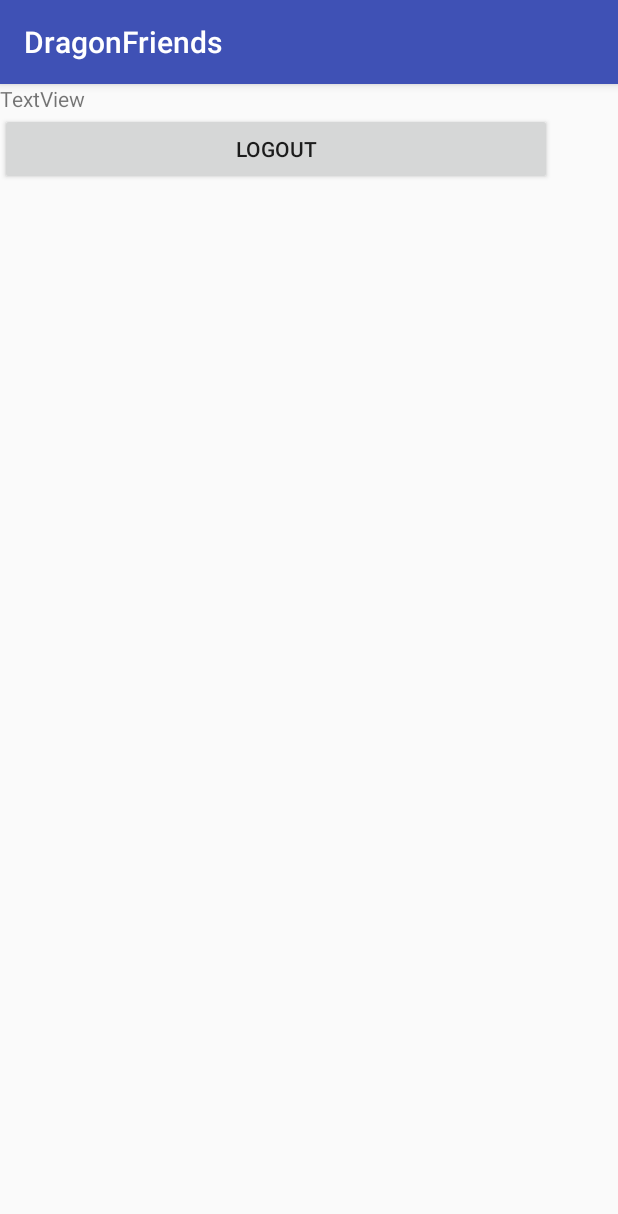
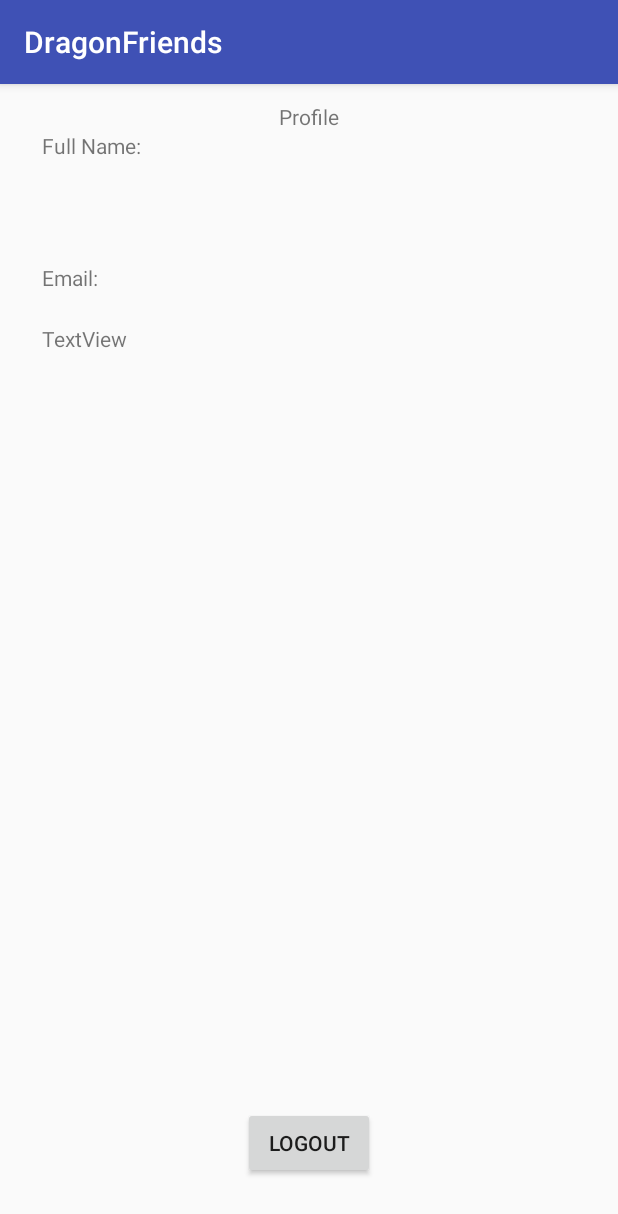
Before and after one commit to sahithip99/DragonFriends, an Android app: the ProfileActivity screen opened directly, with no data from a screen before it, on a phone screen of 412 x 824 dp. Shown: the top 1214 px of the screen. Run offline under Robolectric (Android 15) with nearby library versions, the phone set to English and light mode, and no system bars; our stand-ins replace Firebase (no records; nobody signed in at launch, a user with empty details on screens opened directly).

Commit message:
edited profile UI

```diff
--- a/team47-dragonfriends/app/src/main/java/com/drexel/team47/dragonfriends/SearchActivity.java
+++ b/team47-dragonfriends/app/src/main/java/com/drexel/team47/dragonfriends/SearchActivity.java
@@ -73,8 +73,8 @@ public class SearchActivity extends AppCompatActivity {
             public void onClick(View v){
                 System.out.println("Added class " + res);
                 //replace with the backend function to add the class to the user's info in database
-                //final String uid = firebaseAuth.getCurrentUser().getUid();
-                final DatabaseReference userRef = database.getReference("users").child("6akoFYTXFdTOTgeWzdAIufPYIQU2").child("classes");
+                final String uid = firebaseAuth.getCurrentUser().getUid();
+                final DatabaseReference userRef = database.getReference("users").child(uid).child("classes");
 
                 userRef.addListenerForSingleValueEvent(new ValueEventListener() {
                     @Override
--- a/team47-dragonfriends/app/src/main/res/layout/activity_profile.xml
+++ b/team47-dragonfriends/app/src/main/res/layout/activity_profile.xml
@@ -1,30 +1,50 @@
 <?xml version="1.0" encoding="utf-8"?>
-<android.support.constraint.ConstraintLayout xmlns:android="http://schemas.android.com/apk/res/android"
-    xmlns:app="http://schemas.android.com/apk/res-auto"
-    xmlns:tools="http://schemas.android.com/tools"
-    android:layout_width="match_parent"
-    android:layout_height="match_parent"
-    app:layout_behavior="@string/appbar_scrolling_view_behavior"
-    tools:context="com.drexel.team47.dragonfriends.ProfileActivity"
-    tools:showIn="@layout/activity_profile">
+<RelativeLayout xmlns:android="http://schemas.android.com/apk/res/android"
+    android:layout_width="match_parent" android:layout_height="match_parent">
 
-    <LinearLayout
-        android:layout_width="368dp"
-        android:layout_height="495dp"
-        android:orientation="vertical"
-        tools:layout_editor_absoluteX="8dp"
-        tools:layout_editor_absoluteY="8dp">
+    <Button
+        android:id="@+id/buttonLogout"
+        android:layout_width="wrap_content"
+        android:layout_height="wrap_content"
+        android:layout_alignParentBottom="true"
+        android:layout_centerHorizontal="true"
+        android:layout_marginBottom="38dp"
+        android:text="Logout" />
 
-        <TextView
-            android:id="@+id/textView"
-            android:layout_width="match_parent"
-            android:layout_height="wrap_content"
-            android:text="TextView" />
+    <TextView
+        android:id="@+id/fullName"
+        android:layout_width="84dp"
+        android:layout_height="33dp"
+        android:layout_alignParentStart="true"
+        android:layout_below="@+id/profileHeader"
+        android:layout_marginStart="28dp"
+        android:text="Full Name:" />
 
-        <Button
-            android:id="@+id/buttonLogout"
-            android:layout_width="match_parent"
-            android:layout_height="wrap_content"
-            android:text="Logout" />
-    </LinearLayout>
-</android.support.constraint.ConstraintLayout>
+    <TextView
+        android:id="@+id/profileHeader"
+        android:layout_width="wrap_content"
+        android:layout_height="wrap_content"
+        android:layout_alignParentTop="true"
+        android:layout_centerHorizontal="true"
+        android:layout_marginTop="12dp"
+        android:text="Profile" />
+
+    <TextView
+        android:id="@+id/email"
+        android:layout_width="wrap_content"
+        android:layout_height="wrap_content"
+        android:layout_alignParentTop="true"
+        android:layout_alignStart="@+id/fullName"
+        android:layout_marginTop="119dp"
+        android:text="Email:" />
+
+    <TextView
+        android:id="@+id/textView6"
+        android:layout_width="wrap_content"
+        android:layout_height="wrap_content"
+        android:layout_alignParentTop="true"
+        android:layout_alignStart="@+id/fullName"
+        android:layout_marginTop="160dp"
+        android:text="TextView" />
+
+</RelativeLayout>
```
Also changed, not shown: 1 other file.
